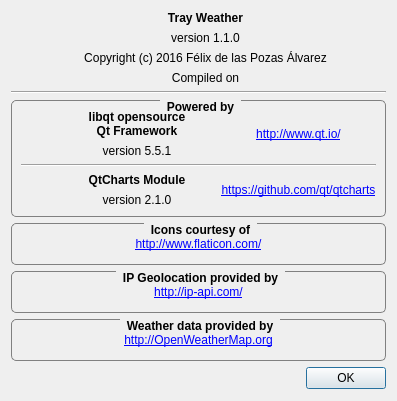
FelixdelasPozas/TrayWeather, file AboutDialog.ui: the form before one commit.
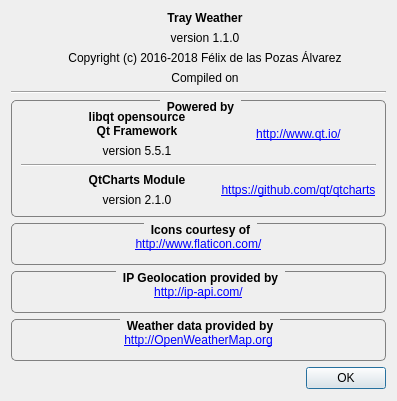
The form after the commit. Icons and pictures are not drawn.

Diff of the .ui file:
```diff
--- a/AboutDialog.ui
+++ b/AboutDialog.ui
@@ -100,7 +100,7 @@
          <item>
           <widget class="QLabel" name="label_4">
            <property name="text">
-            <string>Copyright (c) 2016 Félix de las Pozas Álvarez</string>
+            <string>Copyright (c) 2016-2018 Félix de las Pozas Álvarez</string>
            </property>
            <property name="alignment">
             <set>Qt::AlignCenter</set>
```
